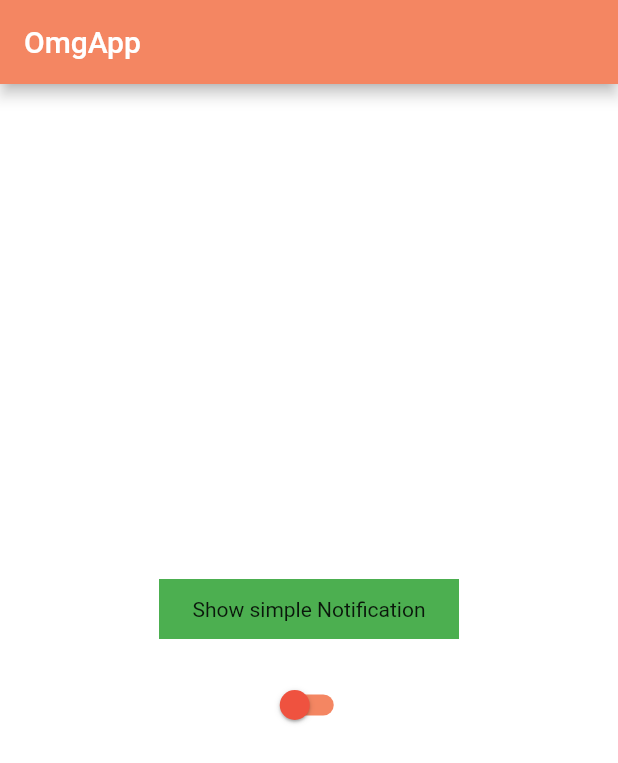
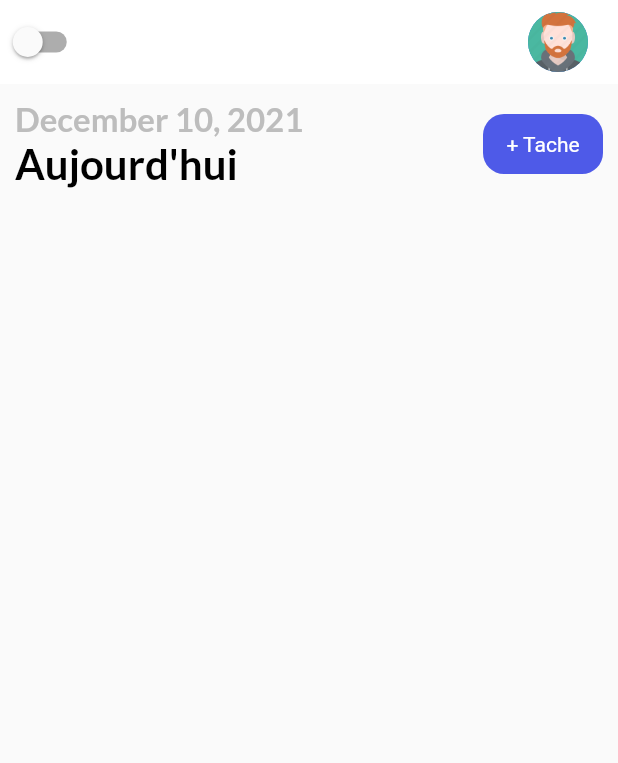
Before and after one commit to Instinctivement/flutter_omg_note_sqflite, a Flutter app: the screen it shows after launch, on a phone screen of 412 x 824 dp. Shown: the top 763 px of the screen. Run offline on Flutter 3.47's test engine with Material 2 defaults, Android fonts, the phone set to English and light mode, and no system bars; our stand-ins replace flutter_local_notifications, flutter_native_timezone, fluttertoast, get, get_storage, google_fonts and 2 more; missing offline and left inert: quick_actions, splash_screen_view.

Commit message:
Changement de la gestion du darkMode: nous utilisons maintenant getx

```diff
--- a/lib/constants/constant.dart
+++ b/lib/constants/constant.dart
@@ -1,12 +1,30 @@
 import 'package:flutter/material.dart';
+import 'package:google_fonts/google_fonts.dart';
+import 'package:get/get.dart';
 
-const Color orangSombreClr = Color(0xFFef523f);
-const Color orangClairClr = Color(0xFFF48662);
+const Color bluishClr = Color(0xFF4e5ae8);
 const Color yellowClr = Color(0xFFFFB746);
 const Color pinkClr = Color(0xFFff4667);
 const Color white = Colors.white;
-const Color primaryClr = orangClairClr;
-const Color secondaryClr = orangSombreClr;
-
+const Color black = Colors.black;
+const Color primaryClr = bluishClr;
 const Color darkGreyClr = Color(0xFF121212);
 const Color darkHeaderClr = Color(0xFF424242);
+
+TextStyle get subHeadingStyle {
+  return GoogleFonts.lato(
+      textStyle: TextStyle(
+    fontSize: 22,
+    fontWeight: FontWeight.bold,
+    color: Get.isDarkMode ? Colors.grey : Colors.grey[400],
+  ));
+}
+
+TextStyle get headingStyle {
+  return GoogleFonts.lato(
+      textStyle: TextStyle(
+    fontSize: 28,
+    fontWeight: FontWeight.bold,
+    color: Get.isDarkMode ? white : black,
+  ));
+}
--- a/lib/main.dart
+++ b/lib/main.dart
@@ -1,11 +1,14 @@
 import 'package:flutter/material.dart';
 import 'package:flutter_omg_note_sqflite/views/home_page.dart';
+import 'package:get/get_navigation/src/root/get_material_app.dart';
+import 'package:get_storage/get_storage.dart';
 import 'package:splash_screen_view/SplashScreenView.dart';
 import 'notification/notificationservice.dart';
 
-void main() {
+Future<void> main() async {
   WidgetsFlutterBinding.ensureInitialized();
   NotificationService.initNotification();
+  await GetStorage.init;
 
   runApp(const MyApp());
 }
@@ -43,9 +46,6 @@ class _MyAppState extends State<MyApp> {
     return MaterialApp(
       debugShowCheckedModeBanner: false,
       title: 'OmgNote',
-      theme: ThemeData(
-        primarySwatch: Colors.blue,
-      ),
       home: splash,
     );
   }
--- a/lib/theme/preference.dart
+++ /dev/null
@@ -1,15 +0,0 @@
-import 'package:shared_preferences/shared_preferences.dart';
-
-class ThemePreference {
-  static const themeStatus = 'themeStatus';
-
-  void setTheme(bool value) async {
-    SharedPreferences pref = await SharedPreferences.getInstance();
-    pref.setBool(themeStatus, value);
-  }
-
-  Future<bool> getTheme() async {
-    SharedPreferences pref = await SharedPreferences.getInstance();
-    return pref.getBool(themeStatus) ?? false;
-  }
-}
--- a/lib/theme/style.dart
+++ /dev/null
@@ -1,19 +0,0 @@
-import 'package:flutter/material.dart';
-import 'package:flutter_omg_note_sqflite/constants/constant.dart';
-
-class Style {
-  static ThemeData themeData(bool isDarkTheme) {
-    return ThemeData(
-      brightness: isDarkTheme ? Brightness.dark : Brightness.light,
-      appBarTheme: isDarkTheme
-          ? const AppBarTheme(
-              backgroundColor: darkGreyClr,
-            )
-          : const AppBarTheme(
-              backgroundColor: primaryClr,
-            ),
-      scaffoldBackgroundColor:
-          isDarkTheme ? const Color(0xFF222222) : Colors.white,
-    );
-  }
-}
--- /dev/null
+++ b/lib/theme/theme.dart
@@ -0,0 +1,18 @@
+import 'package:flutter/material.dart';
+import 'package:flutter_omg_note_sqflite/constants/constant.dart';
+
+class Themes {
+  static final lightMode = ThemeData(
+    appBarTheme: const AppBarTheme(
+      backgroundColor: white,
+    ),
+    brightness: Brightness.light,
+  );
+
+  static final darktMode = ThemeData(
+    appBarTheme: const AppBarTheme(
+      backgroundColor: darkGreyClr,
+    ),
+    brightness: Brightness.dark,
+  );
+}
--- a/lib/theme/theme_provider.dart
+++ /dev/null
@@ -1,18 +0,0 @@
-import 'package:flutter/cupertino.dart';
-import 'package:flutter/material.dart';
-import 'package:flutter_omg_note_sqflite/theme/preference.dart';
-
-class ThemeProvider with ChangeNotifier {
-  bool _darkTheme = false;
-  ThemePreference preference = ThemePreference();
-
-  //getter
-  bool get darkTheme => _darkTheme;
-
-  //setter
-  set darkTheme(bool value) {
-    _darkTheme = value;
-    preference.setTheme(value);
-    notifyListeners();
-  }
-}
--- /dev/null
+++ b/lib/theme/theme_service.dart
@@ -0,0 +1,19 @@
+import 'package:flutter/material.dart';
+import 'package:get/get.dart';
+import 'package:get_storage/get_storage.dart';
+
+class ThemeService {
+  final _box = GetStorage();
+
+  final _key = 'isDarkMode';
+
+  _saveThemeToBox(bool isDarkMode) => _box.write(_key, isDarkMode);
+  bool _loadThemeFromBox() => _box.read(_key) ?? false;
+
+  ThemeMode get theme => _loadThemeFromBox() ? ThemeMode.dark : ThemeMode.light;
+
+  void switchTheme() {
+    Get.changeThemeMode(_loadThemeFromBox() ? ThemeMode.light : ThemeMode.dark);
+    _saveThemeToBox(!_loadThemeFromBox());
+  }
+}
--- a/lib/views/home_page.dart
+++ b/lib/views/home_page.dart
@@ -1,13 +1,15 @@
 import 'package:flutter/material.dart';
 import 'package:flutter_omg_note_sqflite/main.dart';
-import 'package:flutter_omg_note_sqflite/theme/style.dart';
-import 'package:flutter_omg_note_sqflite/theme/theme_provider.dart';
+import 'package:flutter_omg_note_sqflite/theme/theme.dart';
+import 'package:flutter_omg_note_sqflite/views/widgets/components/button.dart';
 import 'package:fluttertoast/fluttertoast.dart';
-import 'package:provider/provider.dart';
 import 'package:quick_actions/quick_actions.dart';
 import '../constants/constant.dart';
 import '../notification/notificationservice.dart';
 import 'secondpage.dart';
+import 'package:get/get.dart';
+import '../theme/theme_service.dart';
+import 'widgets/header_page.dart';
 
 class HomePage extends StatefulWidget {
   const HomePage({Key? key}) : super(key: key);
@@ -19,16 +21,10 @@ class HomePage extends StatefulWidget {
 class _HomePageState extends State<HomePage> {
   final quickActions = const QuickActions();
   bool switchValue = false;
-  ThemeProvider themeProvider = ThemeProvider();
   DateTime timeBackPressed = DateTime.now();
-
-  void getCurrentTheme() async {
-    themeProvider.darkTheme = await themeProvider.preference.getTheme();
-  }
 
   @override
   void initState() {
-    getCurrentTheme();
     super.initState();
 
     NotificationService.initNotification(initScheduled: true);
@@ -86,13 +82,11 @@ class _HomePageState extends State<HomePage> {
 
   @override
   Widget build(BuildContext context) {
-    return ChangeNotifierProvider(
-      create: (_) => themeProvider,
-      child: Consumer<ThemeProvider>(
-        builder: (context, value, child) {
-          return MaterialApp(
+    return GetMaterialApp(
       debugShowCheckedModeBanner: false,
-            theme: Style.themeData(themeProvider.darkTheme),
+      title: 'OmgNote',
+      theme: Themes.lightMode,
+      darkTheme: Themes.darktMode,
       home: WillPopScope(
         onWillPop: () async {
           final difference = DateTime.now().difference(timeBackPressed);
@@ -118,53 +112,50 @@ class _HomePageState extends State<HomePage> {
           }
         },
         child: Scaffold(
-                appBar: AppBar(
-                  title: const Text('OmgApp'),
-                ),
-                body: Center(
+          appBar: _appBar(),
+          body: Padding(
+            padding: const EdgeInsets.all(10.0),
             child: Column(
-                    mainAxisAlignment: MainAxisAlignment.center,
-                    children: [
-                      GestureDetector(
-                        onTap: () {
-                          NotificationService().showSimpleNotification(
-                            id: 1,
-                            title: 'Mon titre',
-                            body: "A simple notification",
-                            payload: "OMGBA.Abs",
-                          );
-
-                          // final SnackBar = SnackBar();
-                        },
-                        child: Container(
-                          height: 40,
-                          width: 200,
-                          color: Colors.green,
-                          child: const Center(
-                            child: Text("Show simple Notification"),
-                          ),
-                        ),
-                      ),
-                      const SizedBox(height: 20),
-                      Switch(
-                        inactiveTrackColor: primaryClr,
-                        inactiveThumbColor: secondaryClr,
-                        value: switchValue,
-                        onChanged: (val) {
-                          themeProvider.darkTheme = !themeProvider.darkTheme;
-                          setState(() {
-                            switchValue = val;
-                          });
-                        },
-                      ),
+              children: const [
+                HeaderPage(),
+                SizedBox(height: 20),
               ],
             ),
           ),
         ),
       ),
     );
+  }
+
+  _appBar() {
+    return AppBar(
+      elevation: 0,
+      leading: Switch(
+        value: switchValue,
+        onChanged: (val) {
+          ThemeService().switchTheme();
+          NotificationService().showSimpleNotification(
+            id: 2,
+            title: 'Changement de thème',
+            body: Get.isDarkMode
+                ? "Le mode clair a été activé"
+                : "Le mode sombre a été activé",
+            payload: "OMGBA.Abs",
+          );
+          setState(() {
+            switchValue = val;
+          });
         },
       ),
+      title: const Text('OmgApp'),
+      actions: const [
+        CircleAvatar(
+          backgroundImage: AssetImage("assets/images/user2.png"),
+        ),
+        SizedBox(
+          width: 20,
+        ),
+      ],
     );
   }
 }
--- /dev/null
+++ b/lib/views/widgets/components/button.dart
@@ -0,0 +1,32 @@
+import 'package:flutter/material.dart';
+import 'package:flutter_omg_note_sqflite/constants/constant.dart';
+
+class MyButton extends StatelessWidget {
+  final String label;
+  final Function()? onTap;
+  const MyButton({Key? key, required this.label, required this.onTap})
+      : super(key: key);
+
+  @override
+  Widget build(BuildContext context) {
+    return GestureDetector(
+      onTap: onTap,
+      child: Container(
+        width: 80,
+        height: 40,
+        decoration: BoxDecoration(
+          borderRadius: BorderRadius.circular(14),
+          color: primaryClr,
+        ),
+        child: Center(
+          child: Text(
+            label,
+            style: const TextStyle(
+              color: white,
+            ),
+          ),
+        ),
+      ),
+    );
+  }
+}
--- /dev/null
+++ b/lib/views/widgets/header_page.dart
@@ -0,0 +1,33 @@
+import 'package:flutter/material.dart';
+import 'package:flutter_omg_note_sqflite/constants/constant.dart';
+import 'package:flutter_omg_note_sqflite/views/widgets/components/button.dart';
+import 'package:intl/intl.dart';
+
+class HeaderPage extends StatelessWidget {
+  const HeaderPage({
+    Key? key,
+  }) : super(key: key);
+
+  @override
+  Widget build(BuildContext context) {
+    return Row(
+      mainAxisAlignment: MainAxisAlignment.spaceBetween,
+      children: [
+        Column(
+          crossAxisAlignment: CrossAxisAlignment.start,
+          children: [
+            Text(
+              DateFormat.yMMMMd().format(DateTime.now()),
+              style: subHeadingStyle,
+            ),
+            Text(
+              "Aujourd'hui",
+              style: headingStyle,
+            ),
+          ],
+        ),
+        MyButton(label: "+ Tache", onTap: () {})
+      ],
+    );
+  }
+}
--- a/pubspec.yaml
+++ b/pubspec.yaml
@@ -46,9 +46,11 @@ dependencies:
   flutter_native_timezone: ^2.0.0
   flutter_svg: ^1.0.0
   quick_actions: ^0.6.0+8
-  provider: ^6.0.1
-  shared_preferences: ^2.0.9
   fluttertoast: ^8.0.8
+  intl: ^0.17.0
+  get: ^4.5.1
+  get_storage: ^2.0.3
+  date_picker_timeline: ^1.2.3
 
 dev_dependencies:
   flutter_test:
```
Also changed, not shown: assets/images/health.jpg (deleted), assets/images/user2.png (added), pubspec.lock. Lines whose indentation alone changed are shown as unchanged.
